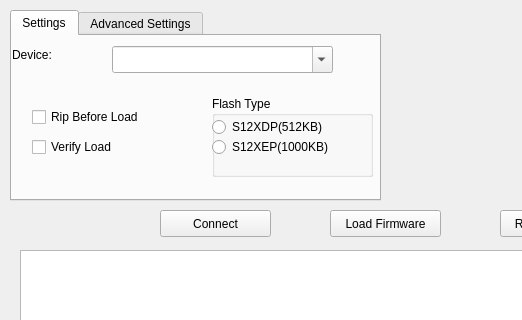
Qt form freeems_loader.ui (seank/freeems-loader) before a commit; both pictures show x 0 to 522 and y 0 to 320 of the 800 by 547 pixel window.
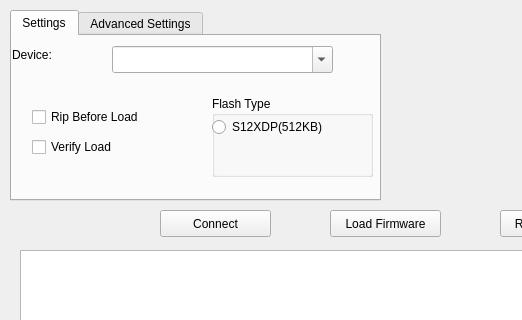
The same form after that commit. Icons and pictures are not drawn.

Commit message: updated flash options as per freds request

```diff
--- a/freeems_loader.ui
+++ b/freeems_loader.ui
@@ -210,19 +210,6 @@
      <property name="title">
       <string>Flash Type</string>
      </property>
-     <widget class="QRadioButton" name="radXEP">
-      <property name="geometry">
-       <rect>
-        <x>0</x>
-        <y>40</y>
-        <width>141</width>
-        <height>22</height>
-       </rect>
-      </property>
-      <property name="text">
-       <string>S12XEP(1000KB)</string>
-      </property>
-     </widget>
      <widget class="QRadioButton" name="radXDP">
       <property name="geometry">
        <rect>
```
The commit also changes 1 other file.
